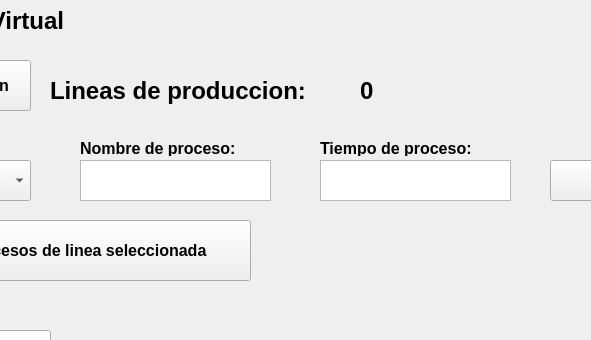
Above: GUI/ventanaprincipal.ui from JoseDavidSS/AED2.LineaProduccion-Simulada before the change; both pictures show x 250 to 841 and y 0 to 340 of the 1050 by 600 pixel window. Below: the same form after it.
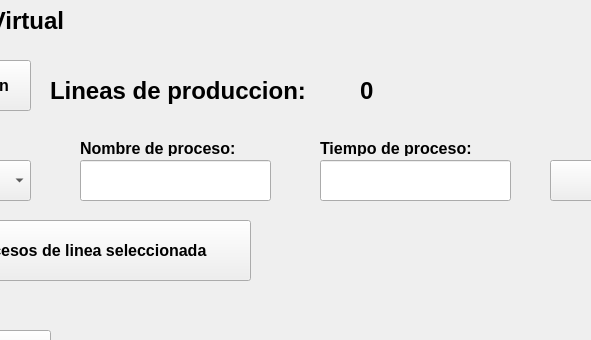
That is the form after the change.

Commit message: Se trabaja en la interfaz gráfica con logica

What changed in the file:
```diff
--- a/GUI/ventanaprincipal.ui
+++ b/GUI/ventanaprincipal.ui
@@ -156,26 +156,6 @@
      </font>
     </property>
    </widget>
-   <widget class="QTextEdit" name="textEdit">
-    <property name="geometry">
-     <rect>
-      <x>330</x>
-      <y>160</y>
-      <width>191</width>
-      <height>41</height>
-     </rect>
-    </property>
-   </widget>
-   <widget class="QTextEdit" name="textEdit_2">
-    <property name="geometry">
-     <rect>
-      <x>570</x>
-      <y>160</y>
-      <width>191</width>
-      <height>41</height>
-     </rect>
-    </property>
-   </widget>
    <widget class="QLabel" name="label_4">
     <property name="geometry">
      <rect>
@@ -276,6 +256,26 @@
      <string>Agregar</string>
     </property>
    </widget>
+   <widget class="QLineEdit" name="lineEdit">
+    <property name="geometry">
+     <rect>
+      <x>330</x>
+      <y>160</y>
+      <width>191</width>
+      <height>41</height>
+     </rect>
+    </property>
+   </widget>
+   <widget class="QLineEdit" name="lineEdit_2">
+    <property name="geometry">
+     <rect>
+      <x>570</x>
+      <y>160</y>
+      <width>191</width>
+      <height>41</height>
+     </rect>
+    </property>
+   </widget>
   </widget>
   <widget class="QMenuBar" name="menubar">
    <property name="geometry">
```
The commit also changes 2 other files.
